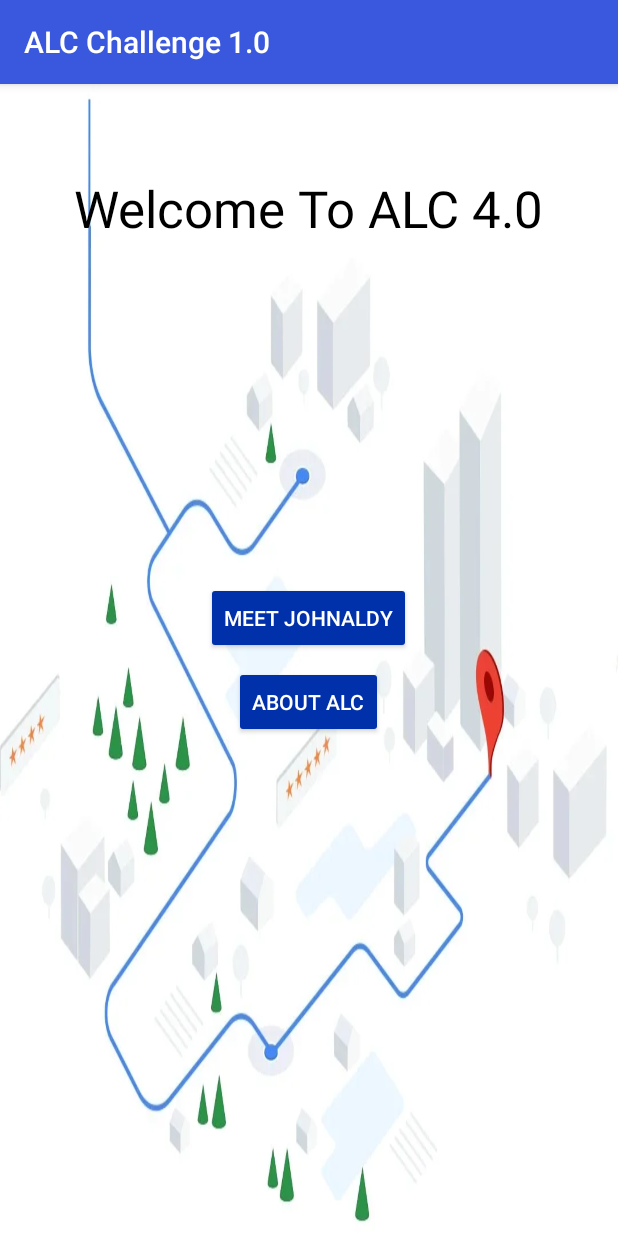
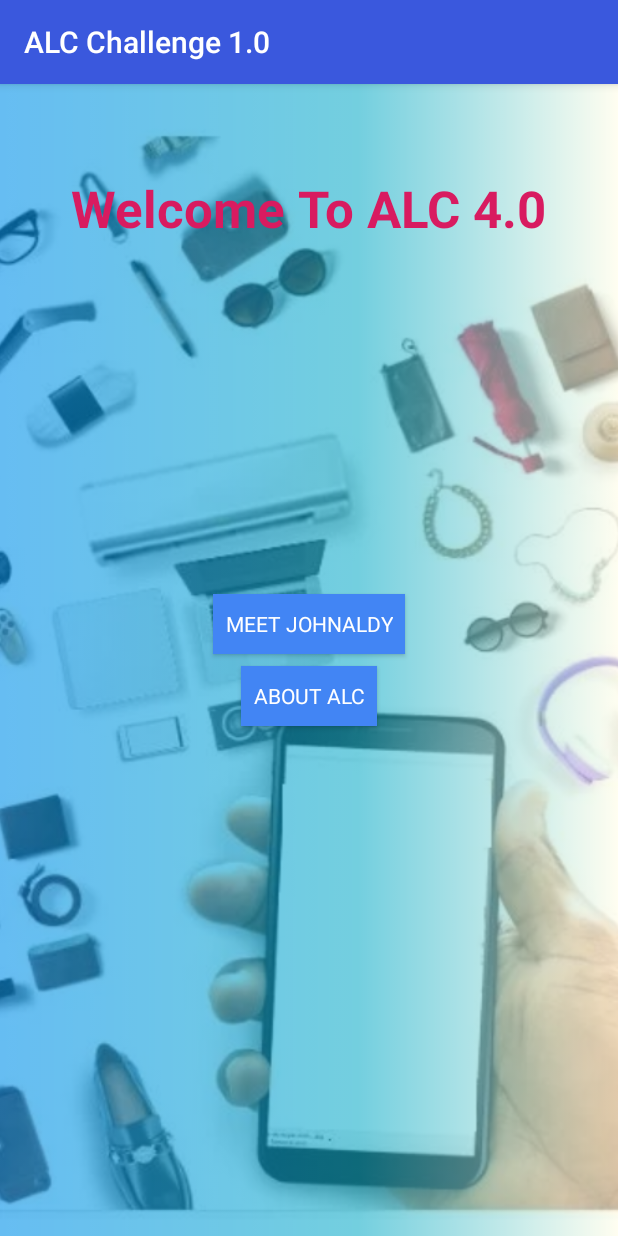
Before and after one commit to Johnaldy/ALCChallenge10, an Android app: the screen it shows after launch (MainActivity), on a phone screen of 412 x 824 dp. Run offline under Robolectric (Android 15) with nearby library versions, the phone set to English and light mode, and no system bars.

Commit message:
change the layout of the landing page and change the button style

```diff
--- /dev/null
+++ b/app/src/main/res/drawable/header_background_gradient.xml
@@ -0,0 +1,10 @@
+<?xml version="1.0" encoding="utf-8"?>
+<shape xmlns:android="http://schemas.android.com/apk/res/android">
+    <gradient
+        android:type="linear"
+        android:startColor="#0091ea"
+        android:centerColor="#16AFCA"
+        android:endColor="#fffde7"
+        android:centerX="0.58"
+        android:centerY="0.58"/>
+</shape>
--- /dev/null
+++ b/app/src/main/res/drawable/ic_add_circle_black_24dp.xml
@@ -0,0 +1,5 @@
+<vector android:alpha="0.82" android:autoMirrored="true"
+    android:height="24dp" android:viewportHeight="24.0"
+    android:viewportWidth="24.0" android:width="24dp" xmlns:android="http://schemas.android.com/apk/res/android">
+    <path android:fillColor="#FF000000" android:pathData="M12,2C6.48,2 2,6.48 2,12s4.48,10 10,10 10,-4.48 10,-10S17.52,2 12,2zM17,13h-4v4h-2v-4L7,13v-2h4L11,7h2v4h4v2z"/>
+</vector>
--- /dev/null
+++ b/app/src/main/res/drawable/ic_delete_black.xml
@@ -0,0 +1,5 @@
+<vector android:autoMirrored="true" android:height="48dp"
+    android:viewportHeight="24.0" android:viewportWidth="24.0"
+    android:width="48dp" xmlns:android="http://schemas.android.com/apk/res/android">
+    <path android:fillColor="#FF000000" android:pathData="M6,19c0,1.1 0.9,2 2,2h8c1.1,0 2,-0.9 2,-2V7H6v12zM19,4h-3.5l-1,-1h-5l-1,1H5v2h14V4z"/>
+</vector>
--- /dev/null
+++ b/app/src/main/res/drawable/ic_done_white.xml
@@ -0,0 +1,5 @@
+<vector android:autoMirrored="true" android:height="24dp"
+    android:tint="#FFFFFF" android:viewportHeight="24.0"
+    android:viewportWidth="24.0" android:width="24dp" xmlns:android="http://schemas.android.com/apk/res/android">
+    <path android:fillColor="#FF000000" android:pathData="M9,16.2L4.8,12l-1.4,1.4L9,19 21,7l-1.4,-1.4L9,16.2z"/>
+</vector>
--- /dev/null
+++ b/app/src/main/res/drawable/ic_edit_black_24dp.xml
@@ -0,0 +1,5 @@
+<vector android:autoMirrored="true" android:height="48dp"
+    android:viewportHeight="24.0" android:viewportWidth="24.0"
+    android:width="48dp" xmlns:android="http://schemas.android.com/apk/res/android">
+    <path android:fillColor="#FF000000" android:pathData="M3,17.25V21h3.75L17.81,9.94l-3.75,-3.75L3,17.25zM20.71,7.04c0.39,-0.39 0.39,-1.02 0,-1.41l-2.34,-2.34c-0.39,-0.39 -1.02,-0.39 -1.41,0l-1.83,1.83 3.75,3.75 1.83,-1.83z"/>
+</vector>
--- /dev/null
+++ b/app/src/main/res/drawable/ic_edit_white.xml
@@ -0,0 +1,5 @@
+<vector android:autoMirrored="true" android:height="24dp"
+    android:tint="#FFFFFF" android:viewportHeight="24.0"
+    android:viewportWidth="24.0" android:width="24dp" xmlns:android="http://schemas.android.com/apk/res/android">
+    <path android:fillColor="#FF000000" android:pathData="M3,17.25V21h3.75L17.81,9.94l-3.75,-3.75L3,17.25zM20.71,7.04c0.39,-0.39 0.39,-1.02 0,-1.41l-2.34,-2.34c-0.39,-0.39 -1.02,-0.39 -1.41,0l-1.83,1.83 3.75,3.75 1.83,-1.83z"/>
+</vector>
--- /dev/null
+++ b/app/src/main/res/drawable/ic_save_white.xml
@@ -0,0 +1,5 @@
+<vector android:autoMirrored="true" android:height="24dp"
+    android:tint="#FFFFFF" android:viewportHeight="24.0"
+    android:viewportWidth="24.0" android:width="24dp" xmlns:android="http://schemas.android.com/apk/res/android">
+    <path android:fillColor="#FF000000" android:pathData="M17,3L5,3c-1.11,0 -2,0.9 -2,2v14c0,1.1 0.89,2 2,2h14c1.1,0 2,-0.9 2,-2L21,7l-4,-4zM12,19c-1.66,0 -3,-1.34 -3,-3s1.34,-3 3,-3 3,1.34 3,3 -1.34,3 -3,3zM15,9L5,9L5,5h10v4z"/>
+</vector>
--- a/app/src/main/res/layout/activity_main.xml
+++ b/app/src/main/res/layout/activity_main.xml
@@ -1,50 +1,51 @@
 <?xml version="1.0" encoding="utf-8"?>
 <FrameLayout xmlns:android="http://schemas.android.com/apk/res/android"
-    xmlns:tools="http://schemas.android.com/tools"
+    android:id="@+id/main_layout"
     android:layout_width="match_parent"
-    android:layout_height="match_parent"
-    android:orientation="vertical"
-    tools:context=".MainActivity">
+    android:layout_height="match_parent">
 
+
+    <View
+        android:layout_width="match_parent"
+        android:layout_height="match_parent"
+        android:background="@drawable/header_background_gradient" />
 
     <ImageView
         android:layout_width="match_parent"
         android:layout_height="match_parent"
-        android:scaleType="fitXY"
-        android:src="@drawable/background" />
+        android:alpha="0.40"
+        android:scaleType="centerCrop"
+        android:src="@drawable/background_ic" />
+
     <TextView
         android:layout_width="wrap_content"
         android:layout_height="wrap_content"
-        android:text="@string/welcome"
         android:layout_gravity="center_horizontal"
         android:layout_marginTop="60dp"
+        android:text="@string/welcome"
         android:textAppearance="@style/TextAppearance.AppCompat.Display1"
-        android:textColor="#000000"/>
+        android:textColor="@color/colorAccent"
+        android:textStyle="bold" />
 
     <LinearLayout
-        android:layout_width="wrap_content"
-        android:layout_height="wrap_content"
-        android:layout_gravity="center"
-        android:orientation="vertical">
-
-
+        android:layout_width="match_parent"
+        android:layout_height="match_parent"
+        android:gravity="center"
+        android:orientation="vertical"
+        android:weightSum="3">
 
         <Button
             android:id="@+id/about_john"
-            android:layout_width="wrap_content"
-            android:layout_height="wrap_content"
-            android:backgroundTint="#0030aa"
-            android:text="@string/meet_johnaldy"
-            android:textColor="#ffffff"/>
+            style="@style/ButtonTheme"
+            android:text="@string/meet_johnaldy1" />
 
         <Button
             android:id="@+id/about_alc"
-            android:layout_width="wrap_content"
-            android:layout_height="wrap_content"
-            android:layout_gravity="center_horizontal"
+            style="@style/ButtonTheme"
             android:layout_marginTop="8dp"
-            android:backgroundTint="#0030aa"
-            android:text="@string/about_alc"
-            android:textColor="#ffffff"/>
+            android:text="@string/about_alc" />
+
+
     </LinearLayout>
+
 </FrameLayout>
--- a/app/src/main/res/values/strings.xml
+++ b/app/src/main/res/values/strings.xml
@@ -11,7 +11,8 @@
     <string name="phone">Phone:</string>
     <string name="slack_name">Slack Name:</string>
     <string name="country_name">Nigeria</string>
-    <string name="about_alc">about alc</string>
+    <string name="about_alc">ABOUT ALC</string>
     <string name="meet_johnaldy">meet johnaldy</string>
     <string name="welcome">Welcome To ALC 4.0</string>
+    <string name="meet_johnaldy1">MEET JOHNALDY</string>
 </resources>
--- a/app/src/main/res/values/styles.xml
+++ b/app/src/main/res/values/styles.xml
@@ -7,5 +7,24 @@
         <item name="colorPrimaryDark">@color/colorPrimaryDark</item>
         <item name="colorAccent">@color/colorAccent</item>
     </style>
+    <!-- Dark Buttons -->
+    <style name="ThemeOverlay.MyDarkButton" parent="ThemeOverlay.AppCompat.Dark">
+        <item name="colorButtonNormal">@color/grey_500</item>
+        <item name="colorAccent">@color/colorAccent</item>
+        <item name="android:layout_marginRight">4dp</item>
+        <item name="android:layout_marginLeft">4dp</item>
+        <item name="android:textColor">@android:color/white</item>
+    </style>
 
+    <style name="ButtonTheme">
+        <item name="android:background">#4285F4</item>
+        <item name="android:textColor">#ffffff</item>
+        <item name="android:textAllCaps">false</item>
+        <item name="android:fontFamily">Roboto</item>
+        <item name="android:paddingLeft">8dp</item>
+        <item name="android:paddingRight">8dp</item>
+        <item name="android:layout_width">wrap_content</item>
+        <item name="android:layout_height">40dp</item>
+        <item name="android:layout_gravity">center</item>
+    </style>
 </resources>
```
Also changed, not shown: app/src/main/res/drawable/ic_launcher_background.xml (+70 -166 lines), app/src/main/res/values/colors.xml (+7 -0 lines), app/src/main/res/drawable/background_ic.webp (added), app/src/main/res/drawable/empty_entry.webp (added).
